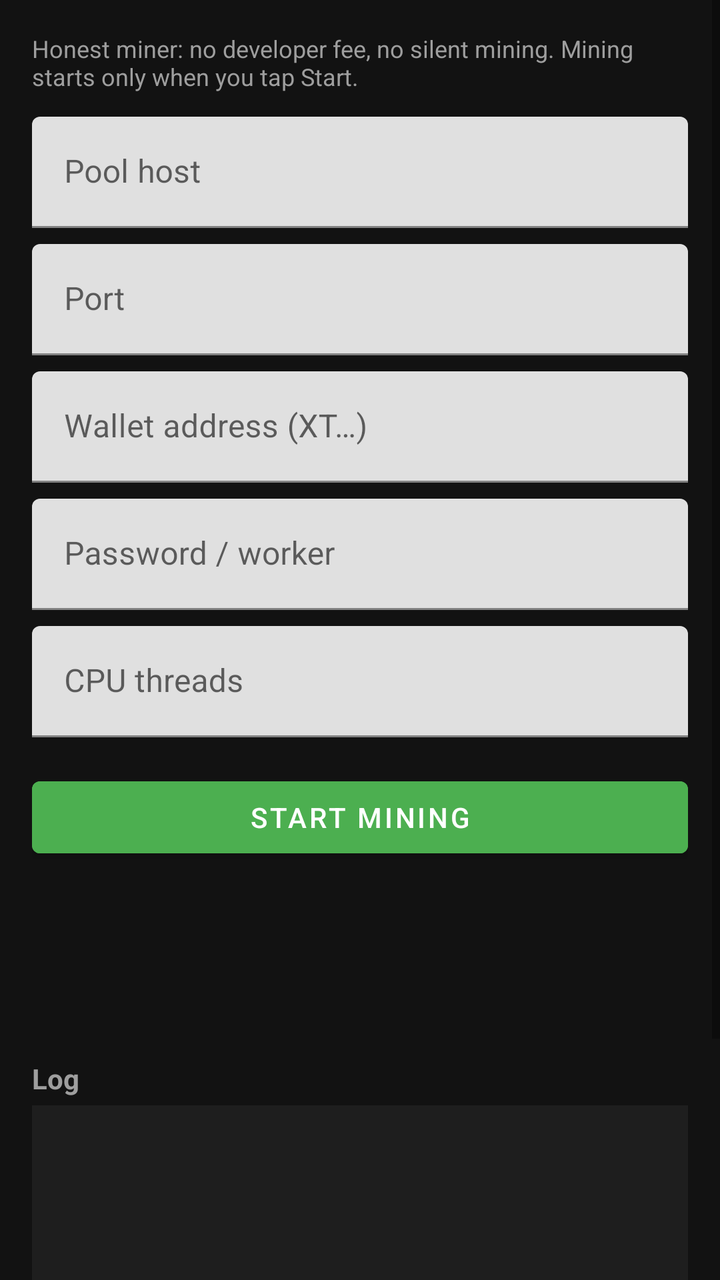
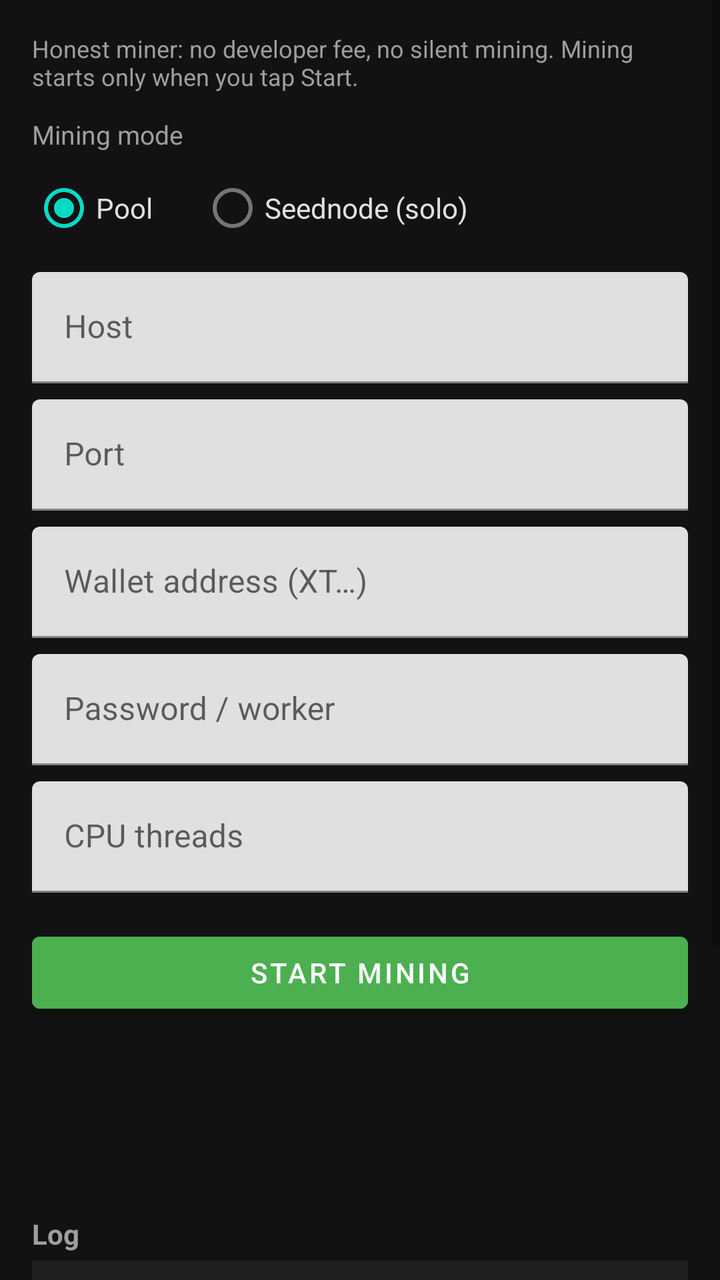

Before-and-after screenshots of an Android layout around one commit, followed by the original layout XML and the change that was made.
<!-- AndroidManifest.xml: application theme Theme.XTEMiner -->
<!-- res/layout/activity_main.xml -->
<?xml version="1.0" encoding="utf-8"?>
<ScrollView xmlns:android="http://schemas.android.com/apk/res/android"
    android:layout_width="match_parent"
    android:layout_height="match_parent"
    android:background="@color/bg"
    android:fillViewport="true">

    <LinearLayout
        android:layout_width="match_parent"
        android:layout_height="wrap_content"
        android:orientation="vertical"
        android:padding="16dp">

        <TextView
            android:layout_width="match_parent"
            android:layout_height="wrap_content"
            android:text="@string/disclaimer"
            android:textColor="@color/text_dim"
            android:textSize="12sp"
            android:paddingBottom="12dp" />

        <com.google.android.material.textfield.TextInputLayout
            android:layout_width="match_parent"
            android:layout_height="wrap_content"
            android:hint="@string/pool_host">
            <com.google.android.material.textfield.TextInputEditText
                android:id="@+id/etHost"
                android:layout_width="match_parent"
                android:layout_height="wrap_content"
                android:inputType="textUri"
                android:textColor="@color/text" />
        </com.google.android.material.textfield.TextInputLayout>

        <com.google.android.material.textfield.TextInputLayout
            android:layout_width="match_parent"
            android:layout_height="wrap_content"
            android:hint="@string/pool_port"
            android:layout_marginTop="8dp">
            <com.google.android.material.textfield.TextInputEditText
                android:id="@+id/etPort"
                android:layout_width="match_parent"
                android:layout_height="wrap_content"
                android:inputType="number"
                android:textColor="@color/text" />
        </com.google.android.material.textfield.TextInputLayout>

        <com.google.android.material.textfield.TextInputLayout
            android:layout_width="match_parent"
            android:layout_height="wrap_content"
            android:hint="@string/wallet"
            android:layout_marginTop="8dp">
            <com.google.android.material.textfield.TextInputEditText
                android:id="@+id/etWallet"
                android:layout_width="match_parent"
                android:layout_height="wrap_content"
                android:inputType="textVisiblePassword"
                android:textColor="@color/text" />
        </com.google.android.material.textfield.TextInputLayout>

        <com.google.android.material.textfield.TextInputLayout
            android:layout_width="match_parent"
            android:layout_height="wrap_content"
            android:hint="@string/password"
            android:layout_marginTop="8dp">
            <com.google.android.material.textfield.TextInputEditText
                android:id="@+id/etPass"
                android:layout_width="match_parent"
                android:layout_height="wrap_content"
                android:inputType="text"
                android:textColor="@color/text" />
        </com.google.android.material.textfield.TextInputLayout>

        <com.google.android.material.textfield.TextInputLayout
            android:layout_width="match_parent"
            android:layout_height="wrap_content"
            android:hint="@string/threads"
            android:layout_marginTop="8dp">
            <com.google.android.material.textfield.TextInputEditText
                android:id="@+id/etThreads"
                android:layout_width="match_parent"
                android:layout_height="wrap_content"
                android:inputType="number"
                android:textColor="@color/text" />
        </com.google.android.material.textfield.TextInputLayout>

        <Button
            android:id="@+id/btnStartStop"
            android:layout_width="match_parent"
            android:layout_height="wrap_content"
            android:layout_marginTop="16dp"
            android:text="@string/start"
            android:backgroundTint="@color/accent" />

        <TextView
            android:id="@+id/tvStatus"
            android:layout_width="match_parent"
            android:layout_height="wrap_content"
            android:layout_marginTop="16dp"
            android:textColor="@color/text"
            android:textSize="15sp"
            android:textStyle="bold" />

        <TextView
            android:id="@+id/tvHashrate"
            android:layout_width="match_parent"
            android:layout_height="wrap_content"
            android:layout_marginTop="4dp"
            android:textColor="@color/accent"
            android:textSize="16sp" />

        <TextView
            android:id="@+id/tvShares"
            android:layout_width="match_parent"
            android:layout_height="wrap_content"
            android:layout_marginTop="4dp"
            android:textColor="@color/text" />

        <TextView
            android:layout_width="match_parent"
            android:layout_height="wrap_content"
            android:layout_marginTop="12dp"
            android:text="Log"
            android:textColor="@color/text_dim"
            android:textStyle="bold" />

        <ScrollView
            android:id="@+id/scrollLog"
            android:layout_width="match_parent"
            android:layout_height="220dp"
            android:layout_marginTop="4dp"
            android:background="@color/card"
            android:padding="8dp">
            <TextView
                android:id="@+id/tvLog"
                android:layout_width="match_parent"
                android:layout_height="wrap_content"
                android:textColor="@color/text_dim"
                android:textSize="11sp"
                android:typeface="monospace" />
        </ScrollView>
    </LinearLayout>
</ScrollView>
<!-- resources referenced by this layout -->
<resources>
  <color name="accent">#FF4CAF50</color>
  <color name="bg">#FF121212</color>
  <color name="card">#FF1E1E1E</color>
  <color name="text">#FFE0E0E0</color>
  <color name="text_dim">#FF9E9E9E</color>
  <string name="disclaimer">Honest miner: no developer fee, no silent mining. Mining starts only when you tap Start.</string>
  <string name="password">Password / worker</string>
  <string name="pool_host">Pool host</string>
  <string name="pool_port">Port</string>
  <string name="start">Start mining</string>
  <string name="threads">CPU threads</string>
  <string name="wallet">Wallet address (XT…)</string>
  <style name="Theme.XTEMiner" parent="Theme.MaterialComponents.DayNight.DarkActionBar">
          <item name="colorPrimary">@color/accent</item>
          <item name="colorPrimaryVariant">@color/accent_dark</item>
          <item name="colorOnPrimary">#FFFFFF</item>
          <item name="android:statusBarColor">@color/bg</item>
          <item name="android:windowBackground">@color/bg</item>
          <item name="android:textColor">@color/text</item>
      </style>
  <color name="accent_dark">#FF388E3C</color>
</resources>

<!-- the commit's change to res/layout/activity_main.xml (unified diff, before → after) -->
@@ -19,7 +19,40 @@
             android:textSize="12sp"
             android:paddingBottom="12dp" />
 
+        <TextView
+            android:layout_width="match_parent"
+            android:layout_height="wrap_content"
+            android:text="@string/mining_mode"
+            android:textColor="@color/text_dim"
+            android:textSize="13sp" />
+
+        <RadioGroup
+            android:id="@+id/rgMode"
+            android:layout_width="match_parent"
+            android:layout_height="wrap_content"
+            android:orientation="horizontal"
+            android:paddingTop="4dp"
+            android:paddingBottom="8dp">
+
+            <RadioButton
+                android:id="@+id/rbPool"
+                android:layout_width="wrap_content"
+                android:layout_height="wrap_content"
+                android:layout_marginEnd="24dp"
+                android:checked="true"
+                android:text="@string/mode_pool"
+                android:textColor="@color/text" />
+
+            <RadioButton
+                android:id="@+id/rbSeednode"
+                android:layout_width="wrap_content"
+                android:layout_height="wrap_content"
+                android:text="@string/mode_seednode"
+                android:textColor="@color/text" />
+        </RadioGroup>
+
         <com.google.android.material.textfield.TextInputLayout
+            android:id="@+id/tilHost"
             android:layout_width="match_parent"
             android:layout_height="wrap_content"
             android:hint="@string/pool_host">
@@ -58,6 +91,7 @@
         </com.google.android.material.textfield.TextInputLayout>
 
         <com.google.android.material.textfield.TextInputLayout
+            android:id="@+id/tilPass"
             android:layout_width="match_parent"
             android:layout_height="wrap_content"
             android:hint="@string/password"
<!-- resource entries referenced after the edit -->
@@ -6,8 +6,11 @@
   <color name="text">#FFE0E0E0</color>
   <color name="text_dim">#FF9E9E9E</color>
   <string name="disclaimer">Honest miner: no developer fee, no silent mining. Mining starts only when you tap Start.</string>
+  <string name="mining_mode">Mining mode</string>
+  <string name="mode_pool">Pool</string>
+  <string name="mode_seednode">Seednode (solo)</string>
   <string name="password">Password / worker</string>
-  <string name="pool_host">Pool host</string>
+  <string name="pool_host">Host</string>
   <string name="pool_port">Port</string>
   <string name="start">Start mining</string>
   <string name="threads">CPU threads</string>
